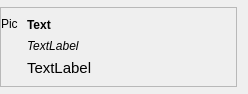
First picture: the form in ui/AdvisorWindow.ui, repository dmzdev/stance, before the edit.
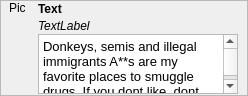
Second picture: the form after the edit.

```diff
--- a/ui/AdvisorWindow.ui
+++ b/ui/AdvisorWindow.ui
@@ -7,7 +7,7 @@
     <x>0</x>
     <y>0</y>
     <width>248</width>
-    <height>94</height>
+    <height>96</height>
    </rect>
   </property>
   <property name="sizePolicy">
@@ -26,13 +26,16 @@
    <string>Form</string>
   </property>
   <layout class="QVBoxLayout" name="verticalLayout">
+   <property name="spacing">
+    <number>0</number>
+   </property>
    <property name="margin">
     <number>0</number>
    </property>
    <item>
     <widget class="QFrame" name="frame">
      <property name="sizePolicy">
-      <sizepolicy hsizetype="Fixed" vsizetype="Fixed">
+      <sizepolicy hsizetype="Preferred" vsizetype="Preferred">
        <horstretch>0</horstretch>
        <verstretch>0</verstretch>
       </sizepolicy>
@@ -44,11 +47,17 @@
       <enum>QFrame::Raised</enum>
      </property>
      <layout class="QHBoxLayout" name="horizontalLayout_6">
-      <property name="leftMargin">
+      <property name="spacing">
+       <number>1</number>
+      </property>
+      <property name="margin">
        <number>0</number>
       </property>
       <item>
        <layout class="QVBoxLayout" name="verticalLayout_10">
+        <property name="spacing">
+         <number>0</number>
+        </property>
         <item>
          <widget class="QLabel" name="pictureLabel">
           <property name="sizePolicy">
@@ -82,8 +91,11 @@
       </item>
       <item>
        <layout class="QVBoxLayout" name="verticalLayout_2">
+        <property name="spacing">
+         <number>0</number>
+        </property>
         <property name="sizeConstraint">
-         <enum>QLayout::SetMaximumSize</enum>
+         <enum>QLayout::SetMinAndMaxSize</enum>
         </property>
         <item>
          <widget class="QLabel" name="nameLabel">
@@ -115,7 +127,7 @@
            <string>Text</string>
           </property>
           <property name="alignment">
-           <set>Qt::AlignLeading|Qt::AlignLeft|Qt::AlignVCenter</set>
+           <set>Qt::AlignLeading|Qt::AlignLeft|Qt::AlignTop</set>
           </property>
          </widget>
         </item>
@@ -138,7 +150,7 @@
            <string>TextLabel</string>
           </property>
           <property name="alignment">
-           <set>Qt::AlignLeading|Qt::AlignLeft|Qt::AlignVCenter</set>
+           <set>Qt::AlignLeading|Qt::AlignLeft|Qt::AlignTop</set>
           </property>
           <property name="wordWrap">
            <bool>true</bool>
@@ -146,36 +158,34 @@
          </widget>
         </item>
         <item>
-         <widget class="QLabel" name="bioText">
+         <widget class="QTextEdit" name="bioText">
           <property name="sizePolicy">
-           <sizepolicy hsizetype="Preferred" vsizetype="Preferred">
+           <sizepolicy hsizetype="Preferred" vsizetype="Fixed">
             <horstretch>0</horstretch>
             <verstretch>0</verstretch>
            </sizepolicy>
           </property>
+          <property name="maximumSize">
+           <size>
+            <width>16777215</width>
+            <height>60</height>
+           </size>
+          </property>
           <property name="font">
            <font>
-            <pointsize>11</pointsize>
+            <pointsize>10</pointsize>
            </font>
           </property>
-          <property name="frameShape">
-           <enum>QFrame::NoFrame</enum>
-          </property>
-          <property name="frameShadow">
-           <enum>QFrame::Plain</enum>
-          </property>
-          <property name="lineWidth">
-           <number>0</number>
-          </property>
-          <property name="text">
-           <string>TextLabel</string>
-          </property>
-          <property name="alignment">
-           <set>Qt::AlignLeading|Qt::AlignLeft|Qt::AlignTop</set>
-          </property>
-          <property name="wordWrap">
+          <property name="readOnly">
            <bool>true</bool>
           </property>
+          <property name="html">
+           <string>&lt;!DOCTYPE HTML PUBLIC &quot;-//W3C//DTD HTML 4.0//EN&quot; &quot;http://www.w3.org/TR/REC-html40/strict.dtd&quot;&gt;
+&lt;html&gt;&lt;head&gt;&lt;meta name=&quot;qrichtext&quot; content=&quot;1&quot; /&gt;&lt;style type=&quot;text/css&quot;&gt;
+p, li { white-space: pre-wrap; }
+&lt;/style&gt;&lt;/head&gt;&lt;body style=&quot; font-family:'Lucida Grande'; font-size:10pt; font-weight:400; font-style:normal;&quot;&gt;
+&lt;p style=&quot; margin-top:0px; margin-bottom:0px; margin-left:0px; margin-right:0px; -qt-block-indent:0; text-indent:0px;&quot;&gt;Donkeys, semis and illegal immigrants A**s are my favorite places to smuggle drugs. If you dont like, dont enter the&lt;/p&gt;&lt;/body&gt;&lt;/html&gt;</string>
+          </property>
          </widget>
         </item>
        </layout>
```
